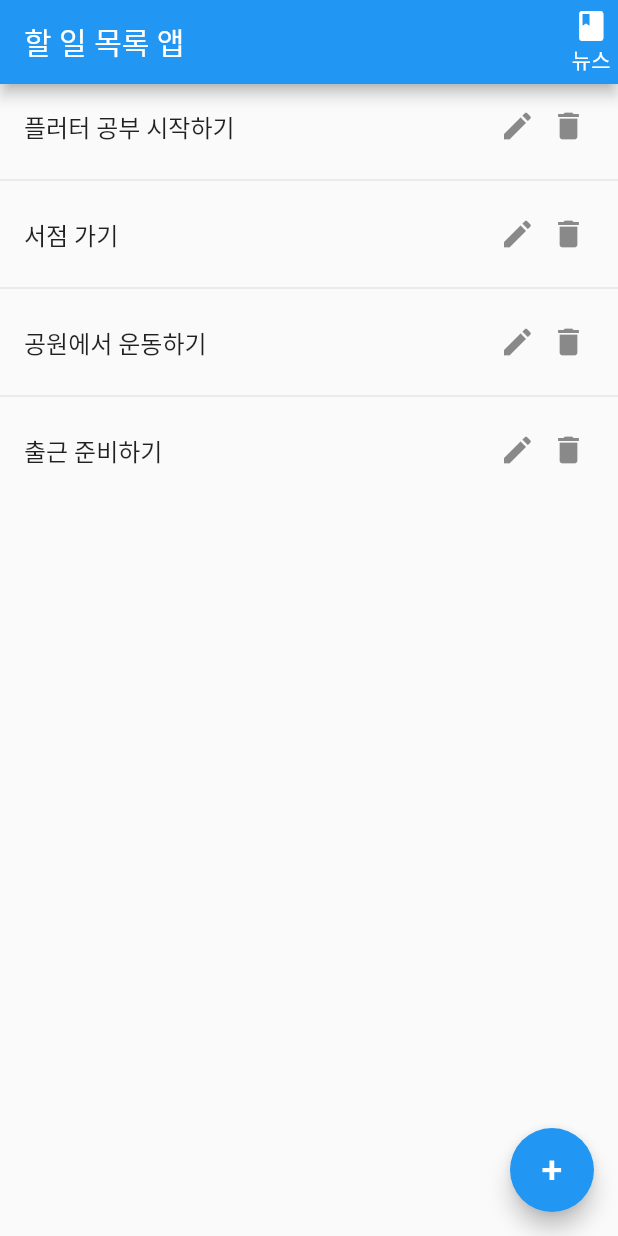
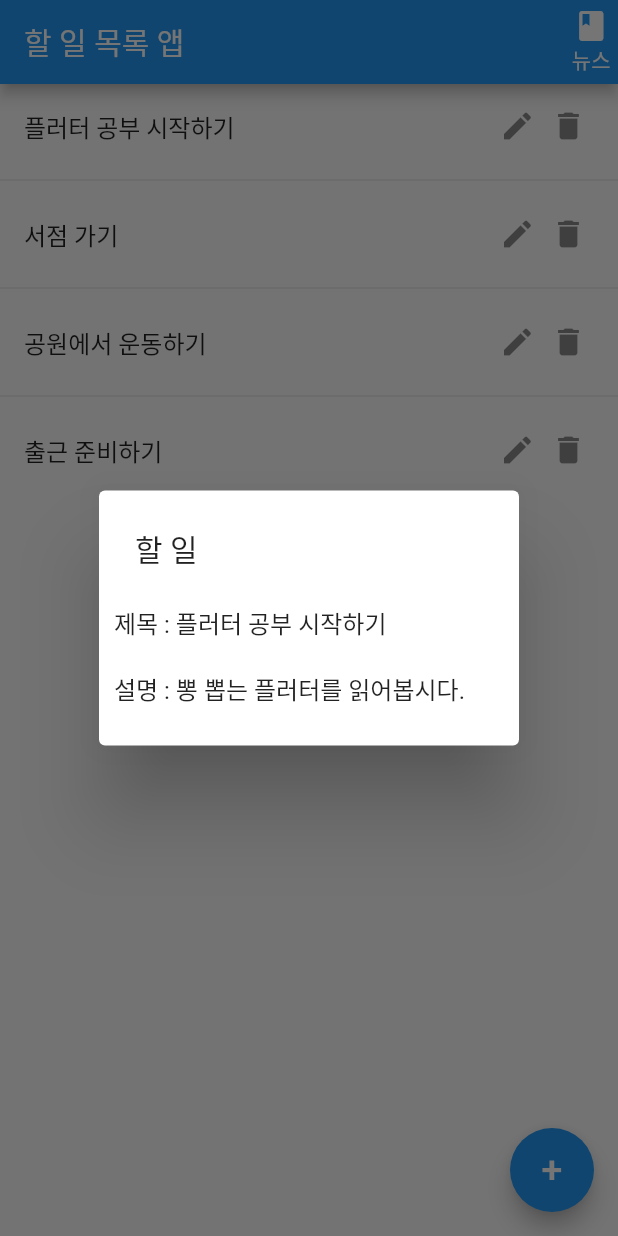
Before and after one commit to kangsudal/todo_2210, a Flutter app: the ListScreen screen opened directly, after a tap on "뉴스", after a tap on "플러터 공부 시작하기", on a phone screen of 412 x 824 dp. Run offline on Flutter 3.47's test engine with Material 2 defaults, Android fonts, the phone set to English and light mode, and no system bars; our stand-ins replace shared_preferences; accounts and stored records are empty.

Commit message:
TodoProvider와 화면 연결하기 - 3.특정 Todo 확인하기

```diff
--- a/lib/screens/list_screen.dart
+++ b/lib/screens/list_screen.dart
@@ -112,7 +112,25 @@ class _ListScreenState extends State<ListScreen> {
               itemBuilder: (context, index) {
                 return ListTile(
                   title: Text(todos[index].title),
-                  onTap: () {},
+                  onTap: () {
+                    showDialog(
+                        context: context,
+                        builder: (context) {
+                          return SimpleDialog(
+                            title: Text('할 일'),
+                            children: [
+                              Container(
+                                padding: EdgeInsets.all(10),
+                                child: Text('제목 : ' + todos[index].title),
+                              ),
+                              Container(
+                                padding: EdgeInsets.all(10),
+                                child: Text('설명 : ' + todos[index].description),
+                              )
+                            ],
+                          );
+                        });
+                  },
                   trailing: Container(
                     width: 80,
                     child: Row(
```
